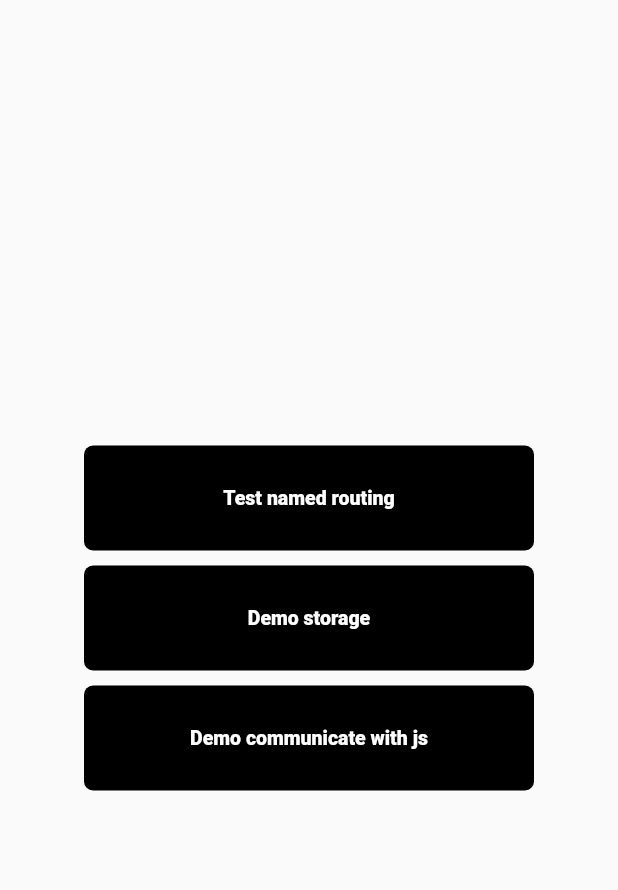
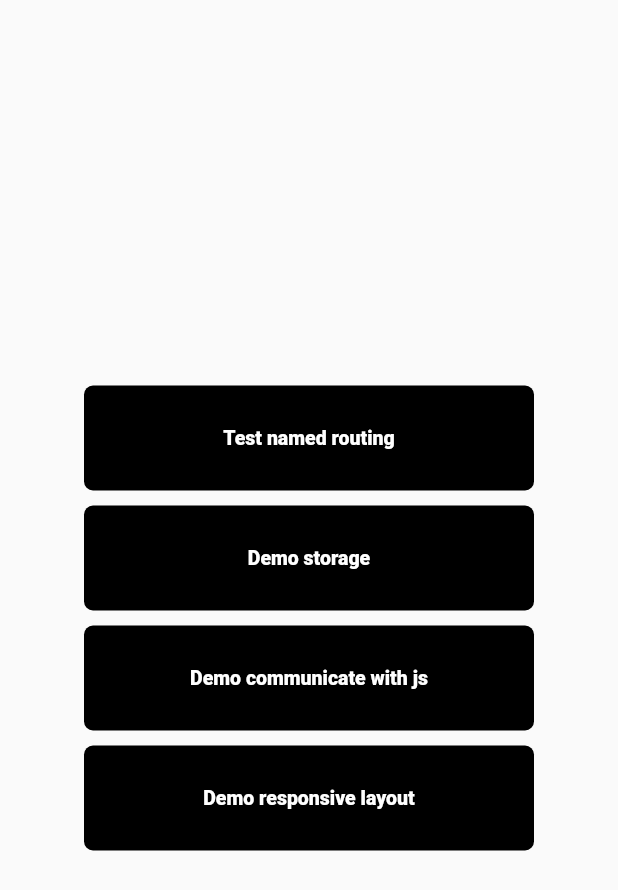
Before and after one commit to quango2304/flutter_web_routing, a Flutter app: the screen it shows after launch, on a phone screen of 412 x 824 dp. Shown: the top 890 px of the screen. Run offline on Flutter 3.47's test engine with Material 2 defaults, Android fonts, the phone set to English and light mode, and no system bars; our stand-ins replace get, get_storage, responsive_builder; missing offline and left inert: dart:js.

Commit message:
add responsive demo

```diff
--- a/lib/main.dart
+++ b/lib/main.dart
@@ -1,5 +1,6 @@
 import 'package:flutter/material.dart';
 import 'package:flutter_web_routing/screens/demo_js.dart';
+import 'package:flutter_web_routing/screens/demo_responsive.dart';
 import 'package:flutter_web_routing/screens/demo_storage.dart';
 import 'package:flutter_web_routing/screens/home.dart';
 import 'package:flutter_web_routing/screens/profile/profiles.dart';
@@ -34,6 +35,10 @@ void main() async {
             name: '/demo_js',
             page: () => DemoJSScreen(),
           ),
+          GetPage(
+            name: '/demo_responsive',
+            page: () => DemoResponsiveScreen(),
+          ),
         ],
       )
   );
--- a/lib/screens/home.dart
+++ b/lib/screens/home.dart
@@ -37,6 +37,13 @@ class _MyHomePageState extends State<MyHomePage> {
                 Get.toNamed("/demo_js");
               },
             ),
+            SizedBox(height: 10,),
+            AppSolidButton(
+              text: 'Demo responsive layout',
+              onTap: () {
+                Get.toNamed("/demo_responsive");
+              },
+            ),
           ],
         ),
       ),
--- a/pubspec.yaml
+++ b/pubspec.yaml
@@ -30,6 +30,7 @@ dependencies:
   cupertino_icons: ^1.0.2
   get: ^3.26.0
   get_storage:
+  responsive_builder:
 
 dev_dependencies:
   flutter_test:
```
Also changed, not shown: lib/screens/demo_responsive.dart (added, +14 -0 lines), pubspec.lock, 1 other file.
